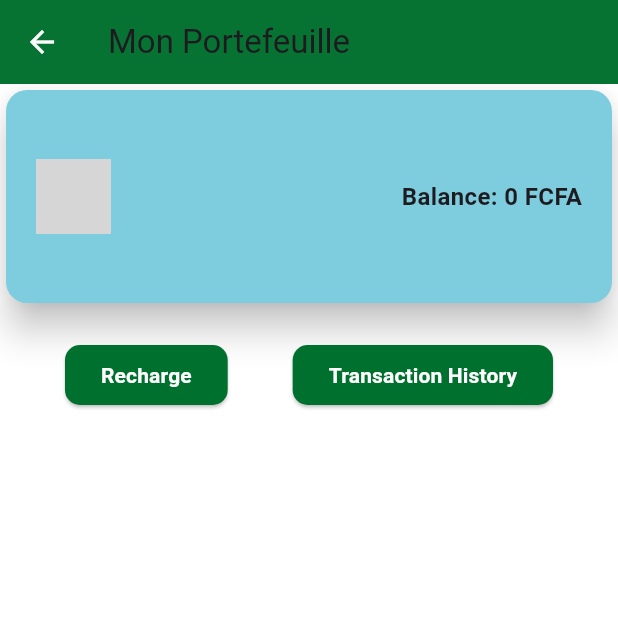
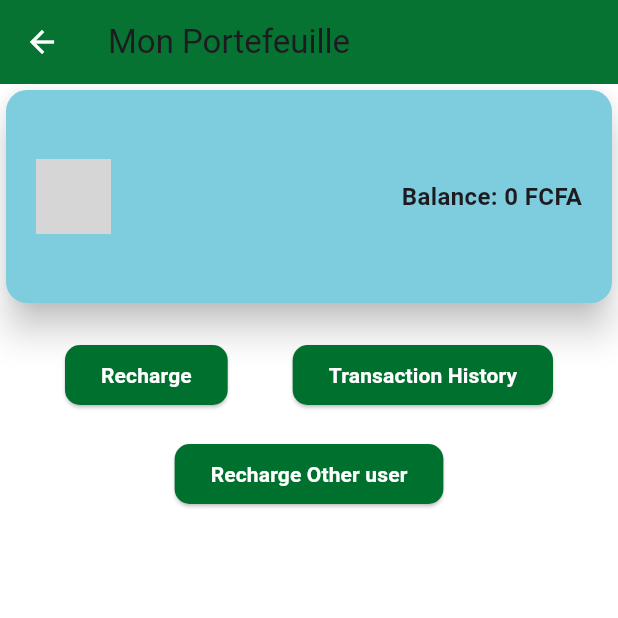
Before and after one commit to orace18/eMarcket, a Flutter app: the WalletPage screen opened by its route, on a phone screen of 412 x 824 dp, the top half of it. Run offline on Flutter 3.47's test engine with Material 3 defaults, Android fonts, the phone set to English and light mode, and no system bars; our stand-ins replace carousel_slider, flutter_form_builder, flutter_local_notifications, form_builder_validators, get, get_storage and 3 more; missing offline and left inert: kkiapay_flutter_sdk; accounts and stored records are empty; network calls fail; grey boxes are pictures that could not be loaded.

Commit message:
Transfert entre wallet

```diff
--- a/lib/api/api_contantes.dart
+++ b/lib/api/api_contantes.dart
@@ -17,3 +17,4 @@ final logoutUrl = baseUrl + 'user/logout';
 final newPasswordUrl = baseUrl + 'user/forgot-password';
 final commandeUrl = baseUrl + 'commande/client/';
 final countCategoriUrl = baseUrl + 'article/countbycategory';
+final sendMoneyUrl = baseUrl + 'wallet/transfert';
--- a/lib/languages/lang/en_us.dart
+++ b/lib/languages/lang/en_us.dart
@@ -59,5 +59,8 @@ const en_US = {
   'error':'Error',
   'a': 'at',
   'reason':'Reason',
-  'amount': 'Amount'
+  'amount': 'Amount',
+  'other_user': 'Other user',
+  'since_your_wallet': 'since your wallet',
+  'short': 'Short'
 };
--- a/lib/languages/lang/fr_fr.dart
+++ b/lib/languages/lang/fr_fr.dart
@@ -59,5 +59,8 @@ const fr_FR = {
   'error':'Erreur',
   'a': 'à',
   'reason':'Motif',
-  'amount': 'Montant'
+  'amount': 'Montant',
+  'other_user': 'Autre utilisateur',
+  'since_your_wallet': 'Depuis ton portfeuille',
+  'short': 'Court'
 };
--- a/lib/pages/notification_page/controllers/notification_controller.dart
+++ b/lib/pages/notification_page/controllers/notification_controller.dart
@@ -17,7 +17,7 @@ class NotificationController extends GetxController {
           .get(Uri.parse(url), headers: {'Authorization': 'Bearer $token'});
 
       if (request.statusCode == 200 || request.statusCode == 201) {
-        List<dynamic> commandes = jsonDecode(request.body)['commandes'];
+        List<dynamic> commandes = jsonDecode(request.body)['commandesNonValides'];
         if (commandes.isNotEmpty) {
           for (var command in commandes) {
             String articleId = command['articleId'];
--- a/lib/pages/transaction_page/index.dart
+++ b/lib/pages/transaction_page/index.dart
@@ -46,8 +46,10 @@ class TransactionPage extends StatelessWidget {
 
   Future<void> chargerTransactions() async {
     final url = transactionHistoryUrl + userId;
+    String token = GetStorage().read('token').toString();
     try {
-      final response = await http.get(Uri.parse(url));
+      final response = await http
+          .get(Uri.parse(url), headers: {'Authorization': 'Bearer $token'});
 
       if (response.statusCode == 200 || response.statusCode == 201) {
         final Map<String, dynamic> jsonResponse = json.decode(response.body);
--- a/lib/pages/wallet_page/index.dart
+++ b/lib/pages/wallet_page/index.dart
@@ -1,3 +1,4 @@
+import 'package:easy_market_client/pages/wallet_page/widgets/send_money.dart';
 import 'package:easy_market_client/providers/themes/theme.dart';
 import 'package:flutter/material.dart';
 import 'package:get/get.dart';
@@ -27,7 +28,6 @@ class WalletPage extends StatelessWidget {
                       'https://imgs.search.brave.com/aARZMd7Xs_hsb5ParXMmNoz8QRGLX4Ui8ROWYuZ5QjE/rs:fit:860:0:0/g:ce/aHR0cHM6Ly9jZG4t/aWNvbnMtcG5nLmZy/ZWVwaWsuY29tLzI1/Ni83NzEvNzcxNTEz/LnBuZw', // Remplacez par le chemin de votre image
                       height: 50,
                       width: 50,
-
                     ),
                     Text(
                       'solde'.tr + ': $balance FCFA',
@@ -87,6 +87,28 @@ class WalletPage extends StatelessWidget {
               ),
             ],
           ),
+          SizedBox(height: 18.0),
+          ElevatedButton(
+            style: ElevatedButton.styleFrom(
+              primary: AppTheme.easyMarketMaterial,
+              shape: const RoundedRectangleBorder(
+                borderRadius: BorderRadius.vertical(
+                  top: Radius.circular(10),
+                  bottom: Radius.circular(10),
+                ),
+              ),
+            ),
+            onPressed: () {
+              Get.to(SendMoneyPage());
+            },
+            child: Text(
+              'recharge'.tr+' '+'other_user'.tr,
+              style: TextStyle(
+                color: Colors.white,
+                fontWeight: FontWeight.bold,
+              ),
+            ),
+          ),
         ],
       ),
     );
```
Also changed, not shown: lib/pages/wallet_page/controllers/wallet_controller.dart (+51 -1 lines), lib/pages/wallet_page/widgets/send_money.dart (added, +116 -0 lines). Lines whose indentation alone changed are shown as unchanged.
